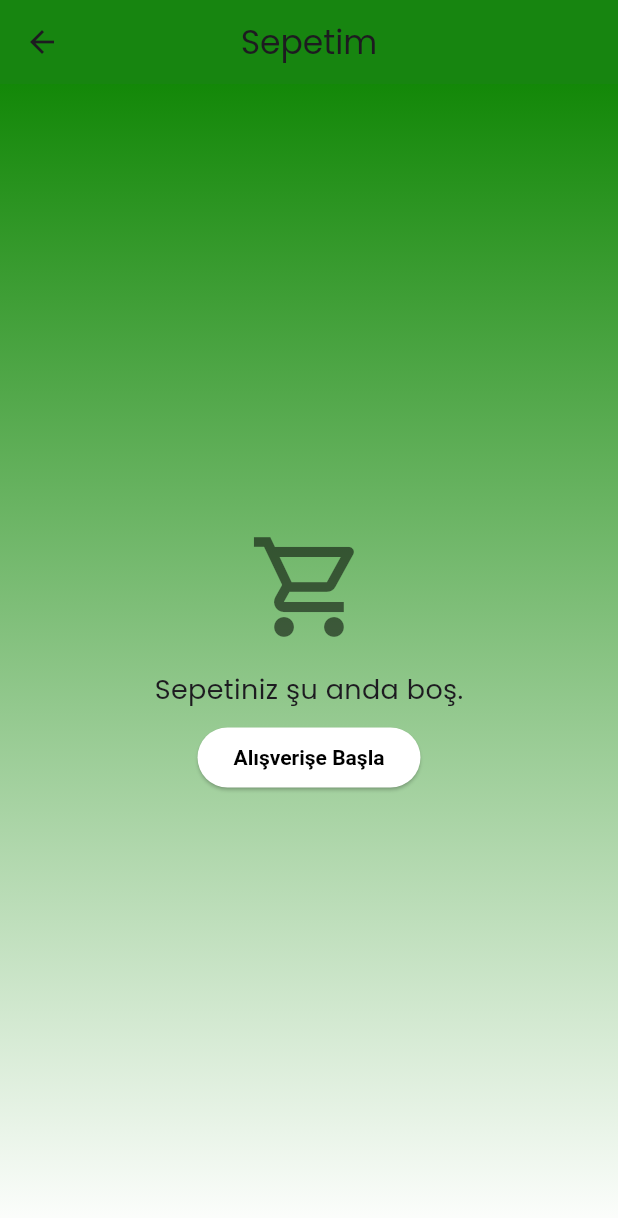
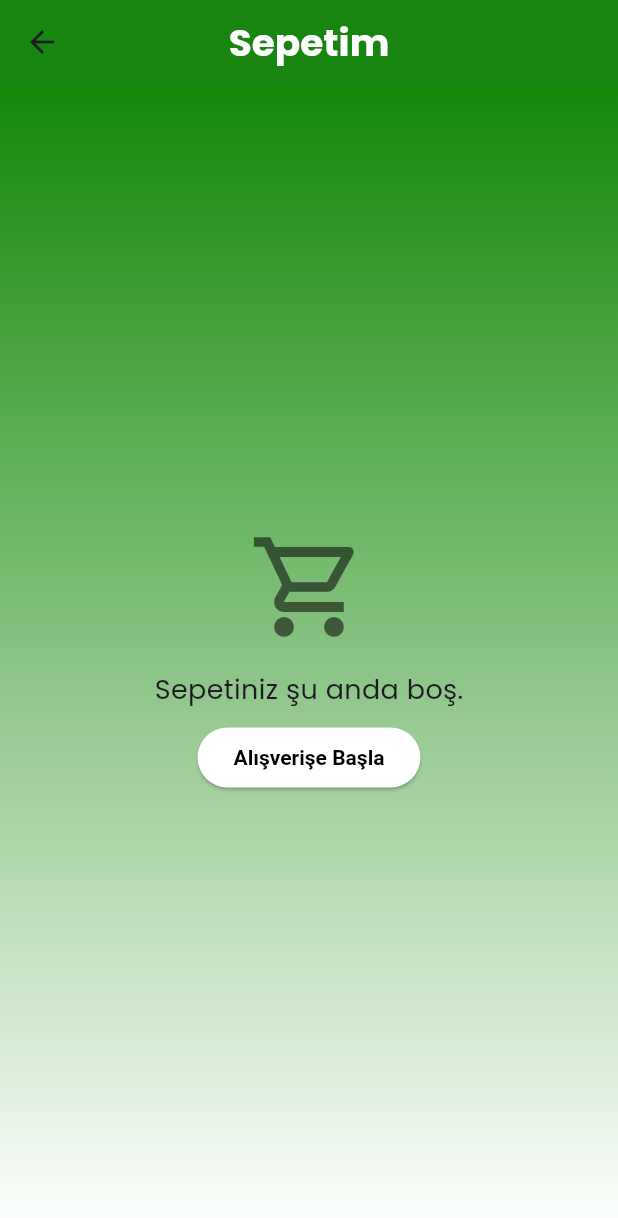
Before and after one commit to svactrion/bootcamp_ecommerce_app, a Flutter app: the CartScreen screen opened by its route, on a phone screen of 412 x 824 dp. Shown: the top 1218 px of the screen. Run offline on Flutter 3.47's test engine with Material 3 defaults, Android fonts, the phone set to English and light mode, and no system bars; our stand-ins replace bloc, carousel_slider, dio, equatable, flutter_bloc, google_fonts and 2 more; accounts and stored records are empty; network calls fail.

Commit message:
sepet ekraninda tasarim guncellemesi yapildi

```diff
--- a/lib/ui/screens/cart_screen.dart
+++ b/lib/ui/screens/cart_screen.dart
@@ -16,7 +16,14 @@ class CartScreen extends StatelessWidget {
       builder: (context, state) {
         return Scaffold(
           appBar: AppBar(
-            title: const Text('Sepetim'),
+            title: const Text(
+              'Sepetim',
+              style: TextStyle(
+                color: Colors.white,
+                fontSize: 25,
+                fontWeight: FontWeight.bold,
+              ),
+            ),
             centerTitle: true,
             elevation: 1,
             backgroundColor: const Color(0xFF138808), // Yeşil ton
@@ -110,10 +117,9 @@ class CartScreen extends StatelessWidget {
         children: [
           // 4.1) Ürün listesi
           Expanded(
-            child: ListView.separated(
+            child: ListView.builder(
               padding: const EdgeInsets.all(8),
               itemCount: items.length,
-              separatorBuilder: (_, __) => const Divider(height: 1),
               itemBuilder: (ctx, i) {
                 final item = items[i];
                 final lineTotal = item.fiyat * item.siparisAdeti;
@@ -135,7 +141,7 @@ class CartScreen extends StatelessWidget {
                     );
                   },
                   child: Card(
-                    color: Color(0xFFF8F9FA),
+                    color: const Color(0xFFF8F9FA),
                     margin: const EdgeInsets.symmetric(
                       horizontal: 6,
                       vertical: 6,
```
Also changed, not shown: lib/ui/screens/favorite_screen.dart (+8 -1 lines), lib/ui/screens/home_screen.dart (+8 -1 lines), 1 other file.
